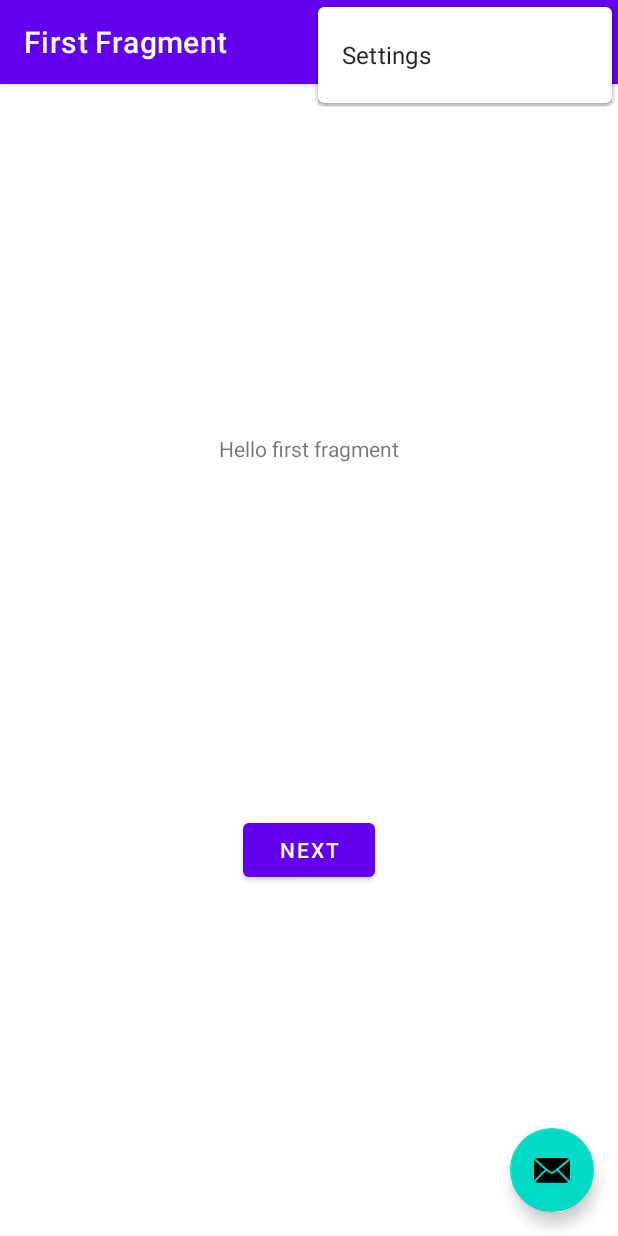
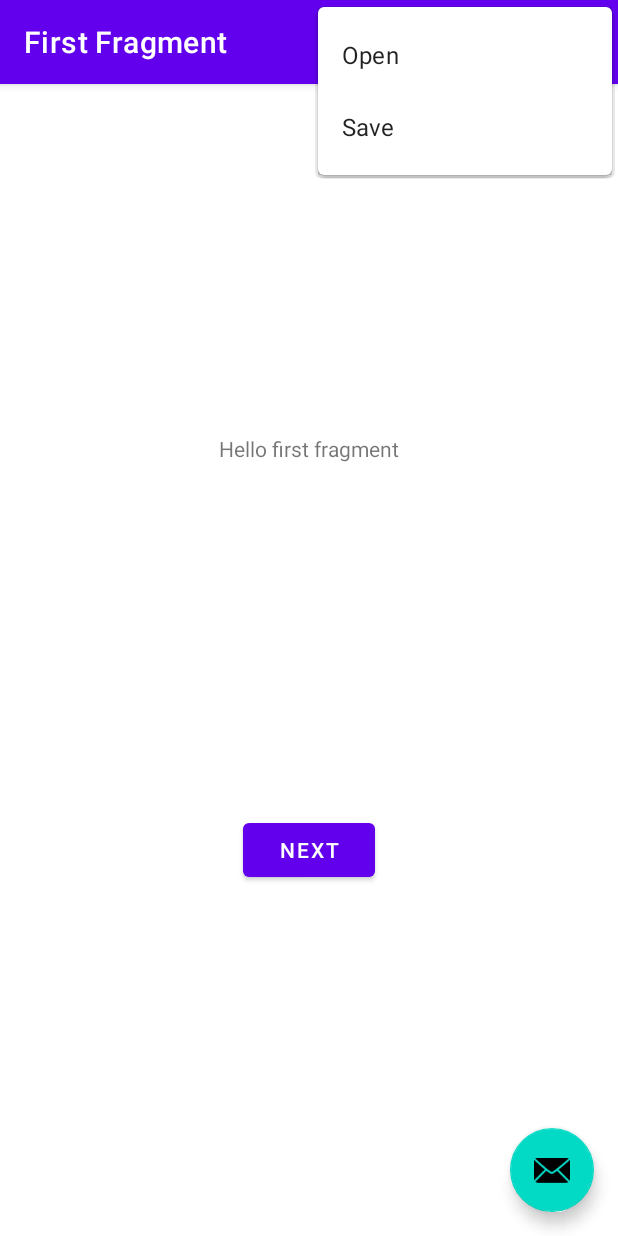
Before and after one commit to EugenySychev/MelodyCutter, an Android app: the screen it shows after launch (MainActivity), with the options menu open, on a phone screen of 412 x 824 dp. Run offline under Robolectric (Android 15) with nearby library versions, the phone set to English and light mode, and no system bars; our stand-ins replace navigation-ui.

Commit message:
Begin of adding the file menu.

```diff
--- /dev/null
+++ b/app/src/main/res/drawable/ic_baseline_crop_24.xml
@@ -0,0 +1,10 @@
+<vector xmlns:android="http://schemas.android.com/apk/res/android"
+    android:width="24dp"
+    android:height="24dp"
+    android:viewportWidth="24"
+    android:viewportHeight="24"
+    android:tint="?attr/colorControlNormal">
+  <path
+      android:fillColor="@android:color/white"
+      android:pathData="M17,15h2V7c0,-1.1 -0.9,-2 -2,-2H9v2h8v8zM7,17V1H5v4H1v2h4v10c0,1.1 0.9,2 2,2h10v4h2v-4h4v-2H7z"/>
+</vector>
--- a/app/src/main/res/menu/menu_main.xml
+++ b/app/src/main/res/menu/menu_main.xml
@@ -3,8 +3,19 @@
     xmlns:tools="http://schemas.android.com/tools"
     tools:context="com.sychev.melodycutter.MainActivity">
     <item
-        android:id="@+id/action_settings"
+        android:id="@+id/action_crop"
+        android:orderInCategory="90"
+        android:title="@string/action_crop"
+        android:icon="@drawable/ic_baseline_crop_24"
+        app:showAsAction="ifRoom" />
+    <item
+        android:id="@+id/action_open"
         android:orderInCategory="100"
-        android:title="@string/action_settings"
+        android:title="@string/action_open"
         app:showAsAction="never" />
+    <item android:id="@+id/action_save"
+        android:orderInCategory="101"
+        android:title="@string/action_save"
+        app:showAsAction="never"
+        />
 </menu>
--- a/app/src/main/res/values/strings.xml
+++ b/app/src/main/res/values/strings.xml
@@ -9,4 +9,7 @@
 
     <string name="hello_first_fragment">Hello first fragment</string>
     <string name="hello_second_fragment">Hello second fragment. Arg: %1$s</string>
+    <string name="action_open">Open</string>
+    <string name="action_save">Save</string>
+    <string name="action_crop">Crop</string>
 </resources>
--- a/build.gradle
+++ b/build.gradle
@@ -5,7 +5,7 @@ buildscript {
         mavenCentral()
     }
     dependencies {
-        classpath "com.android.tools.build:gradle:7.0.3"
+        classpath 'com.android.tools.build:gradle:7.0.4'
         classpath "org.jetbrains.kotlin:kotlin-gradle-plugin:1.6.0"
 
         // NOTE: Do not place your application dependencies here; they belong
```
Also changed, not shown: app/build.gradle (+4 -4 lines), app/src/main/java/com/sychev/melodycutter/MainActivity.kt (+21 -1 lines).
